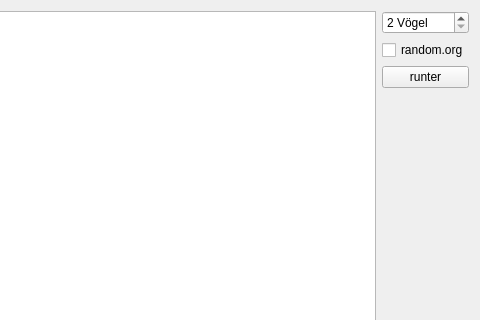
Before: the Qt Designer form mainwindow.ui in stephanlindauer/steering-behaviors, drawn with Qt 5; both pictures show x 205 to 685 and y 0 to 320 of the 685 by 550 pixel window.
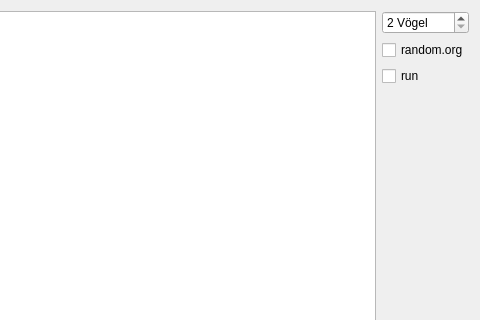
After: the same form once the commit is applied.

What changed in the file:
```diff
--- a/mainwindow.ui
+++ b/mainwindow.ui
@@ -44,9 +44,9 @@
        </widget>
       </item>
       <item>
-       <widget class="QPushButton" name="downButton">
+       <widget class="QCheckBox" name="runBox">
         <property name="text">
-         <string>runter</string>
+         <string>run</string>
         </property>
        </widget>
       </item>
```
Left out of the diff: 16 changed lines with no effect on the pictures.
